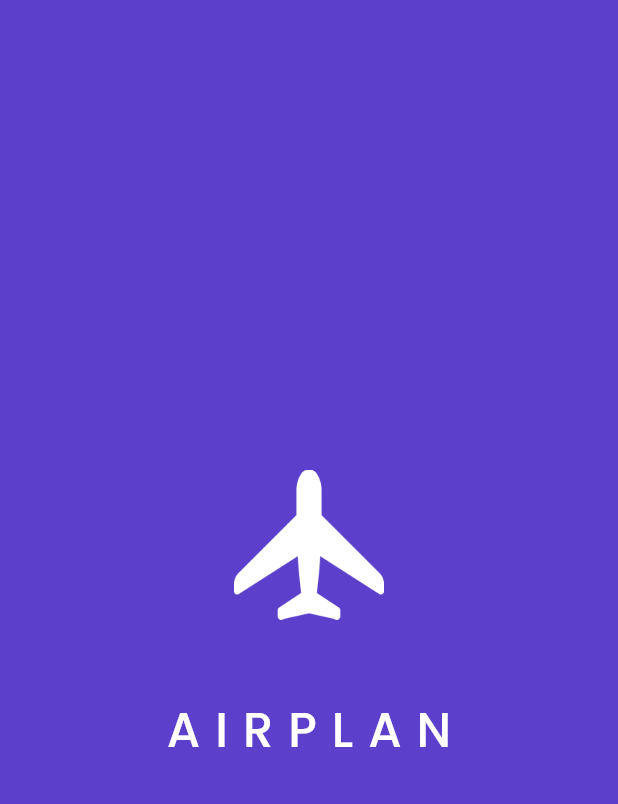
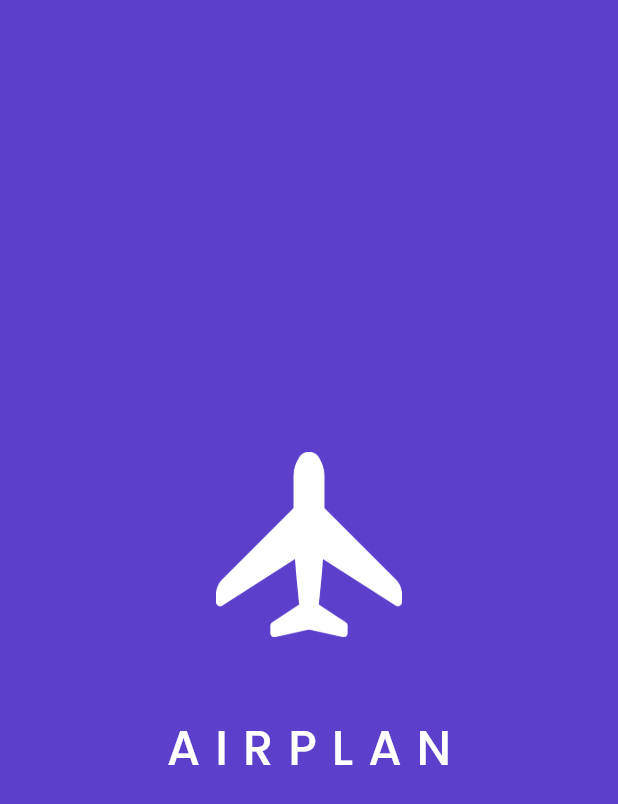
Before and after one commit to TSyach/airplane_flutter_project_bwa, a Flutter app: the SplashPage screen opened directly, on a phone screen of 412 x 824 dp. Shown: the top 804 px of the screen. Run offline on Flutter 3.47's test engine with Material 2 defaults, Android fonts, the light colour scheme and no system bars; our stand-ins replace google_fonts.

Commit message:
Update : Updating code for responsive Design

```diff
--- a/lib/main.dart
+++ b/lib/main.dart
@@ -14,7 +14,7 @@ class AirPortMobile extends StatelessWidget {
   Widget build(BuildContext context) {
     return const MaterialApp(
       debugShowCheckedModeBanner: false,
-      home: GetStartedPage(),
+      home: SplashPage(),
     );
   }
 }
--- a/lib/shared/theme.dart
+++ b/lib/shared/theme.dart
@@ -1,5 +1,15 @@
 import 'package:flutter/material.dart';
 import 'package:google_fonts/google_fonts.dart';
+
+// Responsive
+double maxWidthScreen(BuildContext context) =>
+    MediaQuery.of(context).size.width;
+
+double maxHeightScreen(BuildContext context) =>
+    MediaQuery.of(context).size.height;
+
+double textScaleFactorScreen(BuildContext context) =>
+    MediaQuery.of(context).textScaleFactor;
 
 // Warna
 Color kPrimaryColor = const Color(0xFF5C40CC);
--- a/lib/view/pages/get_started_page.dart
+++ b/lib/view/pages/get_started_page.dart
@@ -6,9 +6,9 @@ class GetStartedPage extends StatelessWidget {
 
   @override
   Widget build(BuildContext context) {
-    final widthScreen = MediaQuery.of(context).size.width;
-    final heightScreen = MediaQuery.of(context).size.height;
-    final textScaleFactor = MediaQuery.of(context).textScaleFactor;
+    final widthScreen = maxWidthScreen(context);
+    final heightScreen = maxHeightScreen(context);
+    final textScaleFactor = textScaleFactorScreen(context);
     return Scaffold(
       body: Stack(
         alignment: Alignment.bottomCenter,
--- a/lib/view/pages/splash_page.dart
+++ b/lib/view/pages/splash_page.dart
@@ -6,6 +6,10 @@ class SplashPage extends StatelessWidget {
 
   @override
   Widget build(BuildContext context) {
+    final widthScreen = maxWidthScreen(context);
+    final heightScreen = maxHeightScreen(context);
+    final textScaleFactor = textScaleFactorScreen(context);
+
     return Scaffold(
       backgroundColor: kPrimaryColor,
       body: Center(
@@ -13,9 +17,9 @@ class SplashPage extends StatelessWidget {
           mainAxisAlignment: MainAxisAlignment.center,
           children: [
             Container(
-              width: 100,
-              height: 100,
-              margin: const EdgeInsets.only(bottom: 50),
+              width: widthScreen * 0.3,
+              height: heightScreen * 0.15,
+              margin: EdgeInsets.only(bottom: 50 * textScaleFactor),
               decoration: const BoxDecoration(
                 image: DecorationImage(
                   image: AssetImage('assets/icons/icon_plane.png'),
@@ -26,8 +30,8 @@ class SplashPage extends StatelessWidget {
               'AIRPLAN',
               style: whiteTextStyle.copyWith(
                 fontWeight: medium,
-                fontSize: 32,
-                letterSpacing: 10,
+                fontSize: 32 * textScaleFactor,
+                letterSpacing: 10 * textScaleFactor,
               ),
             )
           ],
```
